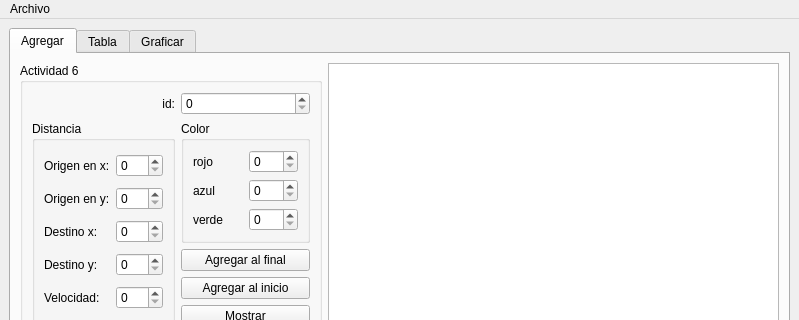
This is mainwindow.ui in x4nemi/Particula as Qt 5 draws it before an edit; both pictures show x 0 to 799 and y 0 to 320 of the 799 by 502 pixel window. The edited form follows.
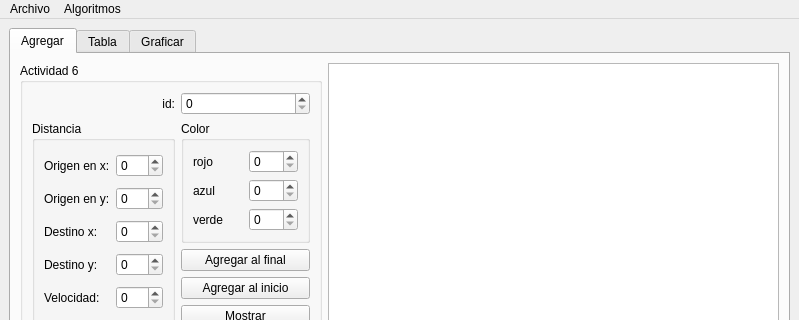
This is the edited form.

```diff
--- a/mainwindow.ui
+++ b/mainwindow.ui
@@ -346,7 +346,14 @@
     <addaction name="actionGuardar"/>
     <addaction name="actionMostrar_Grafo"/>
    </widget>
+   <widget class="QMenu" name="menuAlgoritmos">
+    <property name="title">
+     <string>Algoritmos</string>
+    </property>
+    <addaction name="anchura_profundidad"/>
+   </widget>
    <addaction name="menuArchivo"/>
+   <addaction name="menuAlgoritmos"/>
   </widget>
   <widget class="QStatusBar" name="statusbar"/>
   <action name="actionAbrir">
```
Left out of the diff: 5 changed lines with no effect on the pictures.
